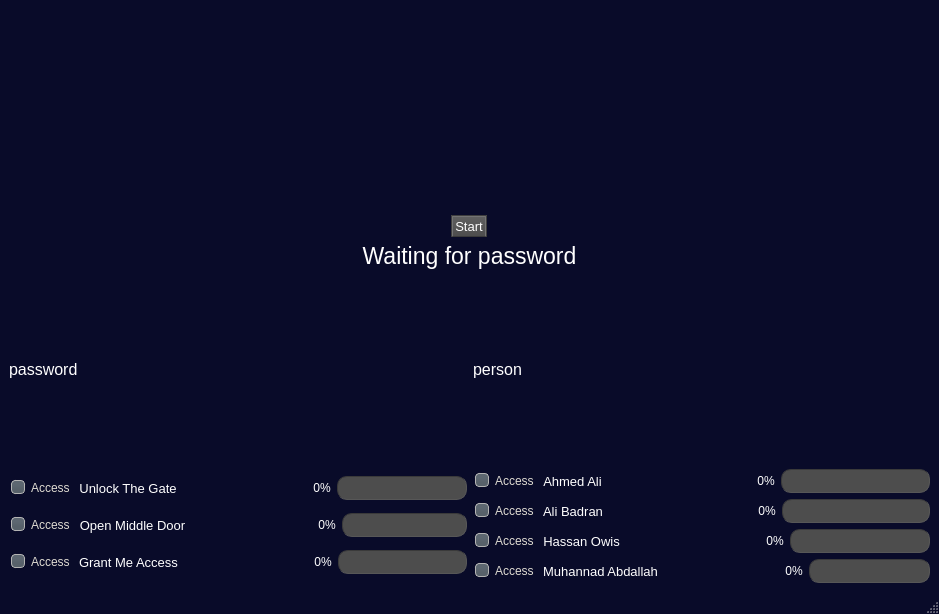
This is main.ui in AliBadran716/Security_Voice_Code as Qt 5 draws it before an edit. The edited form follows.
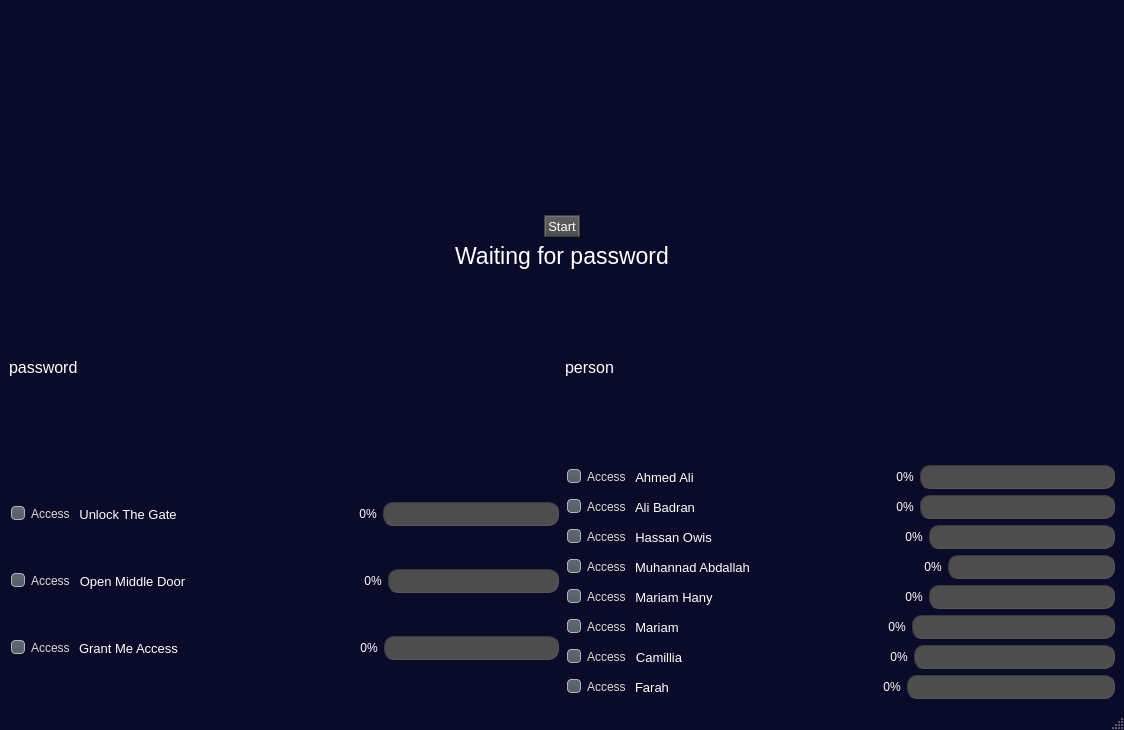
This is the edited form.

What changed in the file:
```diff
--- a/main.ui
+++ b/main.ui
@@ -6,8 +6,8 @@
    <rect>
     <x>0</x>
     <y>0</y>
-    <width>939</width>
-    <height>614</height>
+    <width>1124</width>
+    <height>730</height>
    </rect>
   </property>
   <property name="windowTitle">
@@ -819,6 +819,274 @@
             </item>
            </layout>
           </item>
+          <item>
+           <layout class="QHBoxLayout" name="horizontalLayout_5">
+            <item>
+             <widget class="QCheckBox" name="person_access_5">
+              <property name="text">
+               <string>Access</string>
+              </property>
+              <property name="checked">
+               <bool>true</bool>
+              </property>
+             </widget>
+            </item>
+            <item>
+             <widget class="QLabel" name="person_5">
+              <property name="font">
+               <font>
+                <pointsize>10</pointsize>
+               </font>
+              </property>
+              <property name="text">
+               <string>Mariam Hany</string>
+              </property>
+              <property name="alignment">
+               <set>Qt::AlignCenter</set>
+              </property>
+             </widget>
+            </item>
+            <item>
+             <spacer name="horizontalSpacer_5">
+              <property name="orientation">
+               <enum>Qt::Horizontal</enum>
+              </property>
+              <property name="sizeHint" stdset="0">
+               <size>
+                <width>40</width>
+                <height>20</height>
+               </size>
+              </property>
+             </spacer>
+            </item>
+            <item>
+             <widget class="QLabel" name="person_perc_5">
+              <property name="font">
+               <font>
+                <pointsize>9</pointsize>
+               </font>
+              </property>
+              <property name="text">
+               <string>0%</string>
+              </property>
+              <property name="alignment">
+               <set>Qt::AlignCenter</set>
+              </property>
+             </widget>
+            </item>
+            <item>
+             <widget class="QProgressBar" name="person_bar_5">
+              <property name="value">
+               <number>0</number>
+              </property>
+              <property name="textVisible">
+               <bool>false</bool>
+              </property>
+             </widget>
+            </item>
+           </layout>
+          </item>
+          <item>
+           <layout class="QHBoxLayout" name="horizontalLayout_12">
+            <item>
+             <widget class="QCheckBox" name="person_access_7">
+              <property name="text">
+               <string>Access</string>
+              </property>
+              <property name="checked">
+               <bool>true</bool>
+              </property>
+             </widget>
+            </item>
+            <item>
+             <widget class="QLabel" name="person_7">
+              <property name="font">
+               <font>
+                <pointsize>10</pointsize>
+               </font>
+              </property>
+              <property name="text">
+               <string>Mariam</string>
+              </property>
+              <property name="alignment">
+               <set>Qt::AlignCenter</set>
+              </property>
+             </widget>
+            </item>
+            <item>
+             <spacer name="horizontalSpacer_10">
+              <property name="orientation">
+               <enum>Qt::Horizontal</enum>
+              </property>
+              <property name="sizeHint" stdset="0">
+               <size>
+                <width>40</width>
+                <height>20</height>
+               </size>
+              </property>
+             </spacer>
+            </item>
+            <item>
+             <widget class="QLabel" name="person_perc_7">
+              <property name="font">
+               <font>
+                <pointsize>9</pointsize>
+               </font>
+              </property>
+              <property name="text">
+               <string>0%</string>
+              </property>
+              <property name="alignment">
+               <set>Qt::AlignCenter</set>
+              </property>
+             </widget>
+            </item>
+            <item>
+             <widget class="QProgressBar" name="person_bar_7">
+              <property name="value">
+               <number>0</number>
+              </property>
+              <property name="textVisible">
+               <bool>false</bool>
+              </property>
+             </widget>
+            </item>
+           </layout>
+          </item>
+          <item>
+           <layout class="QHBoxLayout" name="horizontalLayout_11">
+            <item>
+             <widget class="QCheckBox" name="person_access_6">
+              <property name="text">
+               <string>Access</string>
+              </property>
+              <property name="checked">
+               <bool>true</bool>
+              </property>
+             </widget>
+            </item>
+            <item>
+             <widget class="QLabel" name="person_6">
+              <property name="font">
+               <font>
+                <pointsize>10</pointsize>
+               </font>
+              </property>
+              <property name="text">
+               <string>Camillia</string>
+              </property>
+              <property name="alignment">
+               <set>Qt::AlignCenter</set>
+              </property>
+             </widget>
+            </item>
+            <item>
+             <spacer name="horizontalSpacer_9">
+              <property name="orientation">
+               <enum>Qt::Horizontal</enum>
+              </property>
+              <property name="sizeHint" stdset="0">
+               <size>
+                <width>40</width>
+                <height>20</height>
+               </size>
+              </property>
+             </spacer>
+            </item>
+            <item>
+             <widget class="QLabel" name="person_perc_6">
+              <property name="font">
+               <font>
+                <pointsize>9</pointsize>
+               </font>
+              </property>
+              <property name="text">
+               <string>0%</string>
+              </property>
+              <property name="alignment">
+               <set>Qt::AlignCenter</set>
+              </property>
+             </widget>
+            </item>
+            <item>
+             <widget class="QProgressBar" name="person_bar_6">
+              <property name="value">
+               <number>0</number>
+              </property>
+              <property name="textVisible">
+               <bool>false</bool>
+              </property>
+             </widget>
+            </item>
+           </layout>
+          </item>
+          <item>
+           <layout class="QHBoxLayout" name="horizontalLayout_13">
+            <item>
+             <widget class="QCheckBox" name="person_access_8">
+              <property name="text">
+               <string>Access</string>
+              </property>
+              <property name="checked">
+               <bool>true</bool>
+              </property>
+             </widget>
+            </item>
+            <item>
+             <widget class="QLabel" name="person_8">
+              <property name="font">
+               <font>
+                <pointsize>10</pointsize>
+               </font>
+              </property>
+              <property name="text">
+               <string>Farah</string>
+              </property>
+              <property name="alignment">
+               <set>Qt::AlignCenter</set>
+              </property>
+             </widget>
+            </item>
+            <item>
+             <spacer name="horizontalSpacer_11">
+              <property name="orientation">
+               <enum>Qt::Horizontal</enum>
+              </property>
+              <property name="sizeHint" stdset="0">
+               <size>
+                <width>40</width>
+                <height>20</height>
+               </size>
+              </property>
+             </spacer>
+            </item>
+            <item>
+             <widget class="QLabel" name="person_perc_8">
+              <property name="font">
+               <font>
+                <pointsize>9</pointsize>
+               </font>
+              </property>
+              <property name="text">
+               <string>0%</string>
+              </property>
+              <property name="alignment">
+               <set>Qt::AlignCenter</set>
+              </property>
+             </widget>
+            </item>
+            <item>
+             <widget class="QProgressBar" name="person_bar_8">
+              <property name="value">
+               <number>0</number>
+              </property>
+              <property name="textVisible">
+               <bool>false</bool>
+              </property>
+             </widget>
+            </item>
+           </layout>
+          </item>
          </layout>
         </item>
        </layout>
```
Left out of the diff: 2 changed lines with no effect on the pictures.
